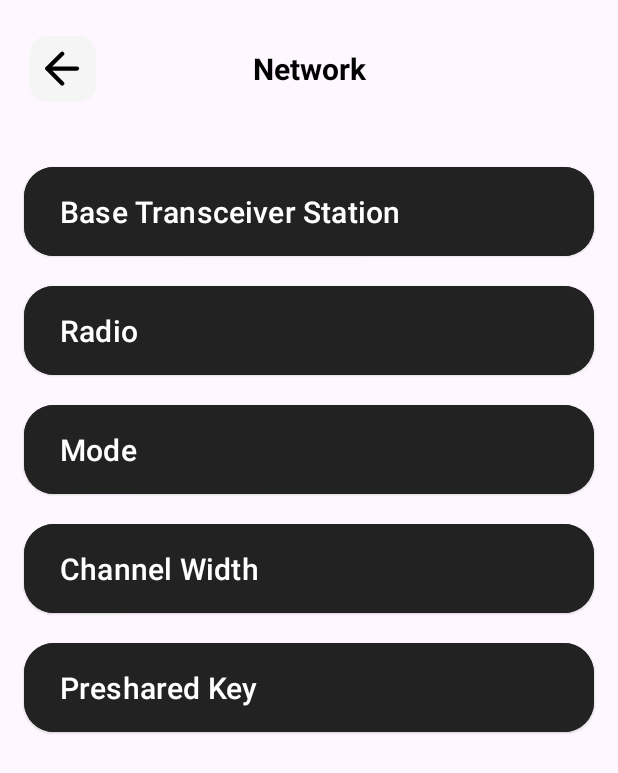
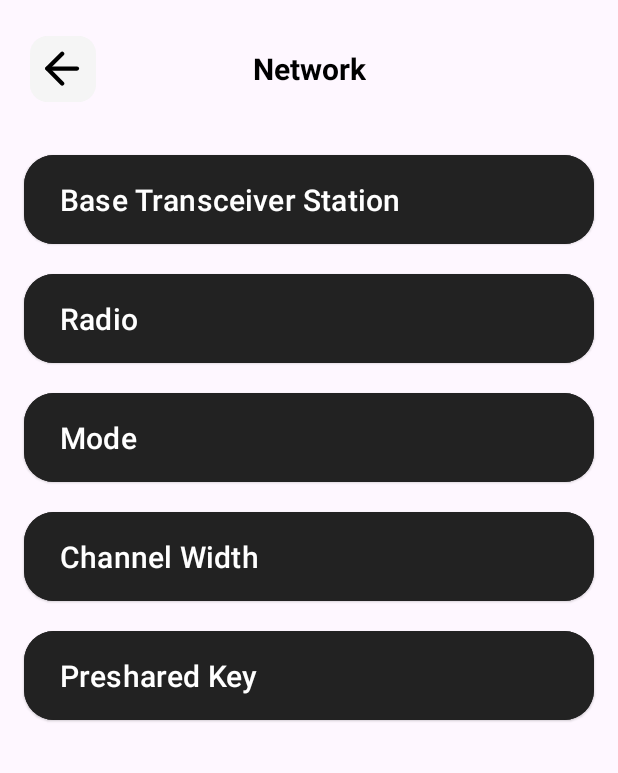
Before and after one commit to davidrvii/Client-Access-Control, an Android app: the NetworkActivity screen opened directly, with no data from a screen before it, on a phone screen of 412 x 824 dp. Shown: the top 773 px of the screen. Run offline under Robolectric (Android 15) with nearby library versions, the phone set to English and light mode, and no system bars.

Commit message:
Adjust Appearances

```diff
--- a/app/src/main/java/com/example/clientaccesscontrol/view/ui/home/MainActivity.kt
+++ b/app/src/main/java/com/example/clientaccesscontrol/view/ui/home/MainActivity.kt
@@ -75,7 +75,6 @@ class MainActivity : AppCompatActivity() {
                 is Results.Success -> {
                     clientAdapter.updateData(result.data.allClient?.filterNotNull() ?: emptyList())
                 }
-
                 is Results.Error -> {}
                 is Results.Loading -> {}
             }
--- a/app/src/main/java/com/example/clientaccesscontrol/view/ui/network/NetworkActivity.kt
+++ b/app/src/main/java/com/example/clientaccesscontrol/view/ui/network/NetworkActivity.kt
@@ -28,7 +28,10 @@ class NetworkActivity : AppCompatActivity() {
         }
 
         setupClickListener()
+        setupActionButton()
+    }
 
+    private fun setupActionButton() {
         binding.btBack.setOnClickListener {
             finish()
         }
--- a/app/src/main/res/layout/activity_network.xml
+++ b/app/src/main/res/layout/activity_network.xml
@@ -52,7 +52,7 @@
         android:layout_width="match_parent"
         android:layout_height="wrap_content"
         android:layout_marginHorizontal="16dp"
-        android:layout_marginTop="16dp"
+        android:layout_marginTop="8dp"
         android:layout_marginBottom="20dp"
         android:backgroundTint="#222222"
         android:elevation="8dp"
--- a/app/src/main/res/layout/client_list.xml
+++ b/app/src/main/res/layout/client_list.xml
@@ -7,7 +7,7 @@
     android:layout_marginTop="16dp"
     android:background="@drawable/rounded_white_rectangle"
     android:elevation="12dp"
-    android:layout_marginHorizontal="28dp"
+    android:layout_marginHorizontal="20dp"
     app:cardCornerRadius="24dp">
 
     <androidx.constraintlayout.widget.ConstraintLayout
```
